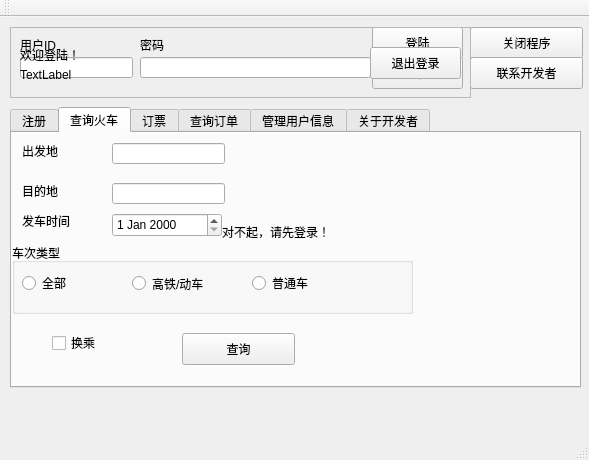
peterzheng98/2017-2018-B_DS_TrainTicketBooking, file QtPartB/mainwindow.ui: the form before one commit.
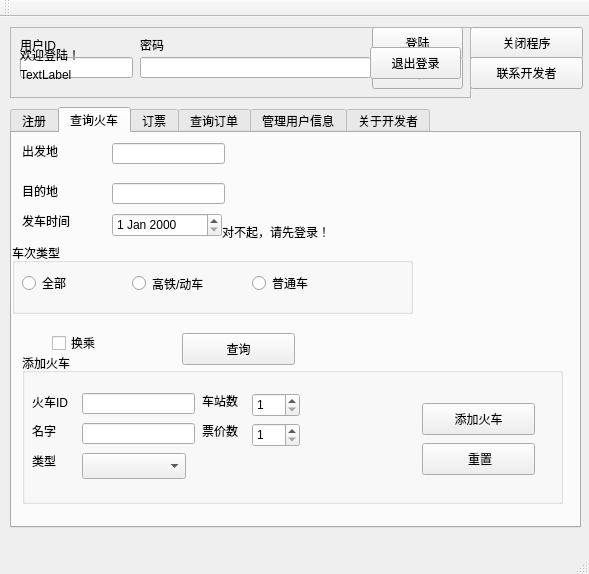
The form after the commit. The open tabs and pages were chosen to show the change. Icons and pictures are not drawn.

Diff of the .ui file:
```diff
--- a/QtPartB/mainwindow.ui
+++ b/QtPartB/mainwindow.ui
@@ -7,7 +7,7 @@
     <x>0</x>
     <y>0</y>
     <width>589</width>
-    <height>460</height>
+    <height>574</height>
    </rect>
   </property>
   <property name="windowTitle">
@@ -143,7 +143,7 @@
       <x>10</x>
       <y>90</y>
       <width>571</width>
-      <height>281</height>
+      <height>421</height>
      </rect>
     </property>
     <property name="styleSheet">
@@ -378,7 +378,7 @@
         <x>0</x>
         <y>0</y>
         <width>571</width>
-        <height>251</height>
+        <height>381</height>
        </rect>
       </property>
       <property name="styleSheet">
@@ -550,6 +550,172 @@
         <string>换乘</string>
        </property>
       </widget>
+      <widget class="QGroupBox" name="groupBox_3">
+       <property name="geometry">
+        <rect>
+         <x>10</x>
+         <y>220</y>
+         <width>541</width>
+         <height>151</height>
+        </rect>
+       </property>
+       <property name="title">
+        <string>添加火车</string>
+       </property>
+       <widget class="QLabel" name="label_30">
+        <property name="geometry">
+         <rect>
+          <x>10</x>
+          <y>40</y>
+          <width>41</width>
+          <height>16</height>
+         </rect>
+        </property>
+        <property name="text">
+         <string>&lt;html&gt;&lt;head/&gt;&lt;body&gt;&lt;p&gt;火车ID&lt;/p&gt;&lt;/body&gt;&lt;/html&gt;</string>
+        </property>
+       </widget>
+       <widget class="QLineEdit" name="addTrainBox_tid">
+        <property name="geometry">
+         <rect>
+          <x>60</x>
+          <y>40</y>
+          <width>113</width>
+          <height>21</height>
+         </rect>
+        </property>
+       </widget>
+       <widget class="QLineEdit" name="addTrainBox_tname">
+        <property name="geometry">
+         <rect>
+          <x>60</x>
+          <y>70</y>
+          <width>113</width>
+          <height>21</height>
+         </rect>
+        </property>
+       </widget>
+       <widget class="QComboBox" name="addTrainBox_cata">
+        <property name="geometry">
+         <rect>
+          <x>60</x>
+          <y>100</y>
+          <width>104</width>
+          <height>26</height>
+         </rect>
+        </property>
+       </widget>
+       <widget class="QLabel" name="label_31">
+        <property name="geometry">
+         <rect>
+          <x>10</x>
+          <y>70</y>
+          <width>60</width>
+          <height>16</height>
+         </rect>
+        </property>
+        <property name="text">
+         <string>名字</string>
+        </property>
+       </widget>
+       <widget class="QLabel" name="label_32">
+        <property name="geometry">
+         <rect>
+          <x>10</x>
+          <y>100</y>
+          <width>60</width>
+          <height>16</height>
+         </rect>
+        </property>
+        <property name="text">
+         <string>类型</string>
+        </property>
+       </widget>
+       <widget class="QLabel" name="label_33">
+        <property name="geometry">
+         <rect>
+          <x>180</x>
+          <y>40</y>
+          <width>60</width>
+          <height>16</height>
+         </rect>
+        </property>
+        <property name="text">
+         <string>车站数</string>
+        </property>
+       </widget>
+       <widget class="QSpinBox" name="addTrainBox_stat_num">
+        <property name="geometry">
+         <rect>
+          <x>230</x>
+          <y>40</y>
+          <width>48</width>
+          <height>24</height>
+         </rect>
+        </property>
+        <property name="minimum">
+         <number>1</number>
+        </property>
+        <property name="maximum">
+         <number>60</number>
+        </property>
+       </widget>
+       <widget class="QSpinBox" name="addTrainBox_price_num">
+        <property name="geometry">
+         <rect>
+          <x>230</x>
+          <y>70</y>
+          <width>48</width>
+          <height>24</height>
+         </rect>
+        </property>
+        <property name="minimum">
+         <number>1</number>
+        </property>
+        <property name="maximum">
+         <number>5</number>
+        </property>
+       </widget>
+       <widget class="QLabel" name="label_34">
+        <property name="geometry">
+         <rect>
+          <x>180</x>
+          <y>70</y>
+          <width>41</width>
+          <height>16</height>
+         </rect>
+        </property>
+        <property name="text">
+         <string>票价数</string>
+        </property>
+       </widget>
+       <widget class="QPushButton" name="addTrainBox_button_add">
+        <property name="geometry">
+         <rect>
+          <x>400</x>
+          <y>50</y>
+          <width>113</width>
+          <height>32</height>
+         </rect>
+        </property>
+        <property name="text">
+         <string>添加火车</string>
+        </property>
+       </widget>
+       <widget class="QPushButton" name="addTrainBox_reset">
+        <property name="geometry">
+         <rect>
+          <x>400</x>
+          <y>90</y>
+          <width>113</width>
+          <height>32</height>
+         </rect>
+        </property>
+        <property name="text">
+         <string> 重置</string>
+        </property>
+       </widget>
+      </widget>
      </widget>
     </widget>
     <widget class="QWidget" name="tab_2">
```
Left out of the diff: 225 changed lines with no effect on the pictures.
